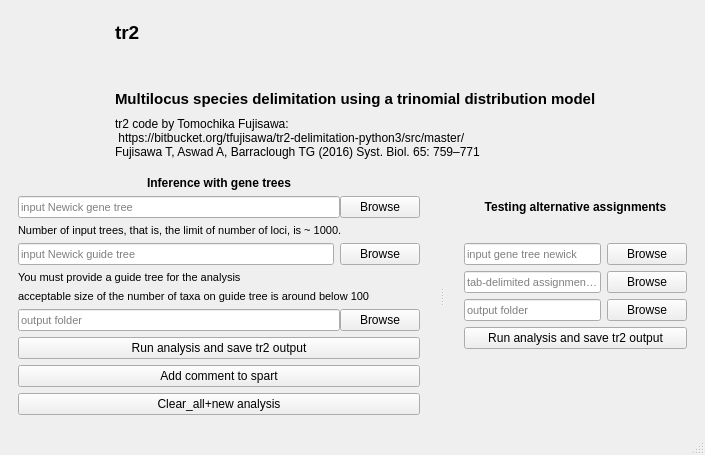
Qt form tr2py.ui (iTaxoTools/pyqt5-tr2) before a commit.
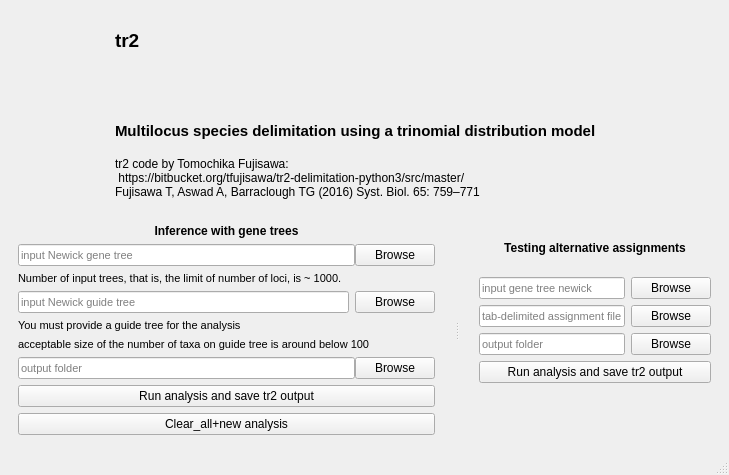
The same form after that commit. Icons and pictures are not drawn.

Commit message: changed march with spart

```diff
--- a/tr2py.ui
+++ b/tr2py.ui
@@ -6,8 +6,8 @@
    <rect>
     <x>0</x>
     <y>0</y>
-    <width>705</width>
-    <height>455</height>
+    <width>729</width>
+    <height>475</height>
    </rect>
   </property>
   <property name="windowTitle">
@@ -247,13 +247,6 @@
             </property>
            </widget>
           </item>
-          <item>
-           <widget class="QPushButton" name="pushButton_10">
-            <property name="text">
-             <string>Add comment to spart</string>
-            </property>
-           </widget>
-          </item>
           <item>
            <widget class="QPushButton" name="pushButton_9">
             <property name="text">
```
Left out of the diff: 9 changed lines with no effect on the pictures. The commit also changes 67 other files.
